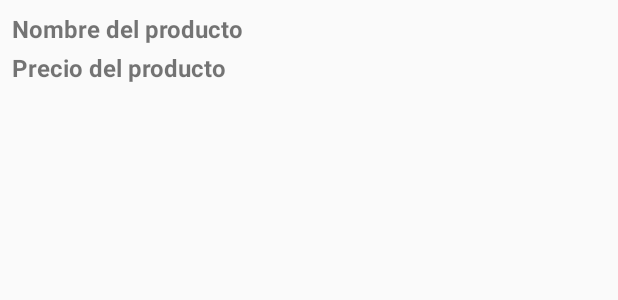
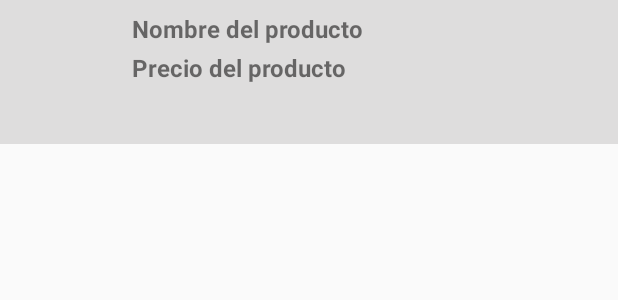
Before and after one commit to inspedralbes/transversal-tr1-2024-2025-android-dam_24_25_tr1g5_android, an Android app built with Jetpack Compose: the layout order_line_item.xml on its own in the app's theme, with its tools: preview values and no code run, on a phone screen of 412 x 824 dp. Shown: the top 300 px of the screen. Run offline under Robolectric (Android 15) with nearby library versions, the phone set to English and light mode, and no system bars.

Commit message:
cambios esteticos

```diff
--- a/AppTakeAway/app/src/main/java/com/example/apptakeaway/api/RetrofitClient.kt
+++ b/AppTakeAway/app/src/main/java/com/example/apptakeaway/api/RetrofitClient.kt
@@ -13,7 +13,7 @@ import retrofit2.converter.gson.GsonConverterFactory // Convertidor de Gson para
 // Objeto singleton que maneja la configuración de Retrofit
 object RetrofitClient {
     // URL base de la API
-    private const val BASE_URL = "http://10.0.2.2:3000/"
+    private const val BASE_URL = "http://192.168.1.20:3000/"
 
     // Instancia de Retrofit creada de manera perezosa
     private val retrofit by lazy {
--- a/AppTakeAway/app/src/main/java/com/example/apptakeaway/api/SocketManager.kt
+++ b/AppTakeAway/app/src/main/java/com/example/apptakeaway/api/SocketManager.kt
@@ -6,7 +6,7 @@ import io.socket.client.Socket
 import java.net.URISyntaxException
 
 object SocketManager {
-    private const val SOCKET_URL = "http://10.0.2.2:3000/" // Cambia esto a la URL de tu servidor
+    private const val SOCKET_URL = "http://192.168.1.20:3000/" // Cambia esto a la URL de tu servidor
     private lateinit var socket: Socket
 
     init {
--- a/AppTakeAway/app/src/main/res/layout/order_line_item.xml
+++ b/AppTakeAway/app/src/main/res/layout/order_line_item.xml
@@ -1,37 +1,45 @@
 <?xml version="1.0" encoding="utf-8"?>
-<LinearLayout
-    xmlns:android="http://schemas.android.com/apk/res/android"
+<LinearLayout xmlns:android="http://schemas.android.com/apk/res/android"
     android:layout_width="match_parent"
     android:layout_height="wrap_content"
-    android:orientation="vertical"
+    android:background="#DEDDDD"
+    android:backgroundTintMode="add"
+    android:orientation="horizontal"
     android:padding="8dp">
 
     <!-- Nombre del producto -->
+    <ImageView
+        android:id="@+id/productImage"
+        android:layout_width="80dp"
+        android:layout_height="80dp"
+        android:paddingBottom="4dp"
+        android:text="Imagen del producto"
+        android:textSize="16sp"
+        android:textStyle="bold" />
+
+    <LinearLayout
+        android:layout_width="match_parent"
+        android:layout_height="match_parent"
+        android:orientation="vertical">
+
         <TextView
             android:id="@+id/productNameTextView"
             android:layout_width="wrap_content"
             android:layout_height="wrap_content"
+            android:paddingBottom="4dp"
             android:text="Nombre del producto"
-        android:textStyle="bold"
             android:textSize="16sp"
-        android:paddingBottom="4dp"/>
+            android:textStyle="bold" />
+
         <TextView
             android:id="@+id/productPrecioTextView"
             android:layout_width="wrap_content"
             android:layout_height="wrap_content"
+            android:paddingBottom="4dp"
             android:text="Precio del producto"
-        android:textStyle="bold"
             android:textSize="16sp"
-        android:paddingBottom="4dp"/>
-
-    <ImageView
-        android:id="@+id/productImage"
-        android:layout_width="wrap_content"
-        android:layout_height="wrap_content"
-        android:text="Imagen del producto"
-        android:textStyle="bold"
-        android:textSize="16sp"
-        android:paddingBottom="4dp"/>
+            android:textStyle="bold" />
+    </LinearLayout>
 
 
 </LinearLayout>
```
Also changed, not shown: AppTakeAway/app/src/main/java/com/example/apptakeaway/adapter/OrderProductAdapter.kt (deleted, +0 -47 lines), AppTakeAway/app/src/main/res/drawable/recyclerview_background.xml (added, +7 -0 lines), AppTakeAway/app/src/main/res/layout/activity_order.xml (+23 -4 lines), AppTakeAway/app/src/main/res/layout/order_item.xml (+49 -10 lines), AppTakeAway/app/src/main/res/layout/order_product_item.xml (deleted, +0 -56 lines), AppTakeAway/app/build.gradle.kts (line endings or trailing spaces). Lines whose indentation alone changed are shown as unchanged.
